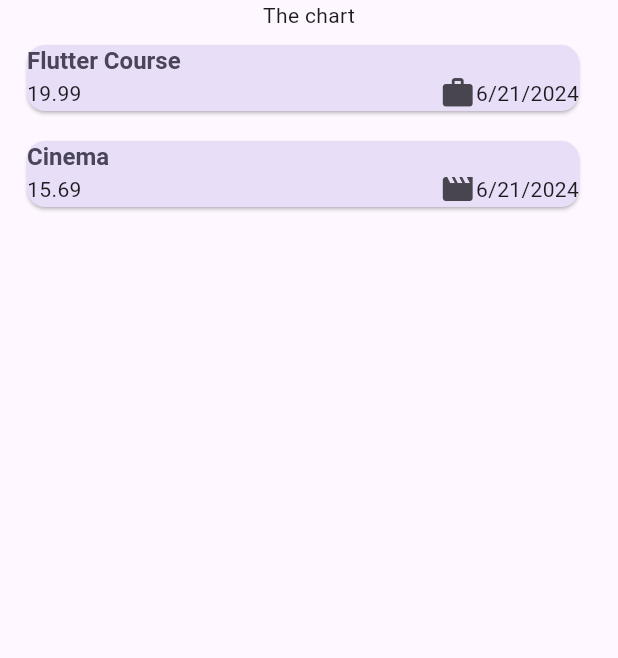
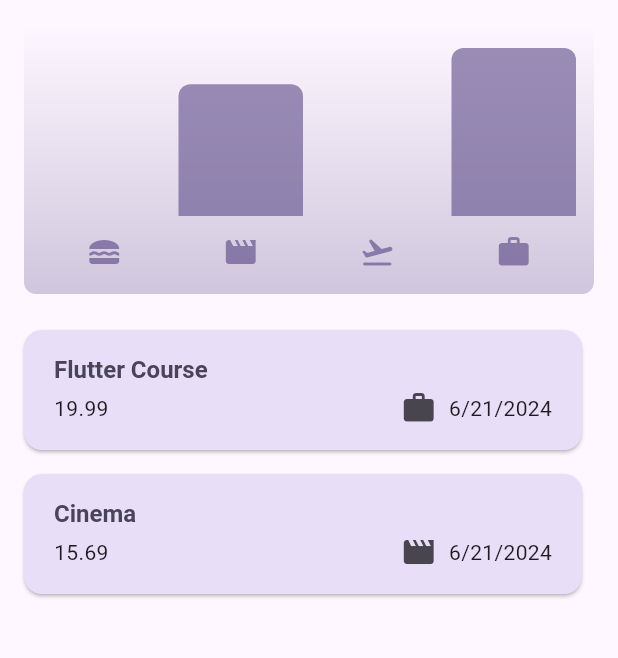
Before and after one commit to Danishalam045/Expenses_app, a Flutter app: the screen it shows after launch, on a phone screen of 412 x 824 dp, the part 84-742 px from its top. Run offline on Flutter 3.47's test engine with Material 3 defaults, Android fonts, the phone set to English and light mode, and no system bars.

Commit message:
project complete

```diff
--- a/lib/models/expense.dart
+++ b/lib/models/expense.dart
@@ -33,3 +33,26 @@ class Expense {
     return formatter.format(data);
   }
 }
+
+class ExpenseBucket {
+  ExpenseBucket({
+    required this.category,
+    required this.expenses,
+  });
+
+  ExpenseBucket.forCategory(List<Expense> allExpenses, this.category)
+      : expenses = allExpenses
+            .where((expense) => expense.category == category)
+            .toList();
+
+  final Category category;
+  final List<Expense> expenses;
+
+  double get totalExpenses {
+    double sum = 0;
+    for (final expense in expenses) {
+      sum += expense.amount;
+    }
+    return sum;
+  }
+}
--- /dev/null
+++ b/lib/widgets/chart/chart.dart
@@ -0,0 +1,94 @@
+import 'package:flutter/material.dart';
+import 'package:fourth_project/widgets/chart/chart_bar.dart';
+import 'package:fourth_project/models/expense.dart';
+
+class Chart extends StatelessWidget {
+  const Chart({super.key, required this.expenses});
+
+  final List<Expense> expenses;
+
+  List<ExpenseBucket> get buckets {
+    return [
+      ExpenseBucket.forCategory(expenses, Category.food),
+      ExpenseBucket.forCategory(expenses, Category.leisure),
+      ExpenseBucket.forCategory(expenses, Category.travel),
+      ExpenseBucket.forCategory(expenses, Category.work),
+    ];
+  }
+
+  double get maxTotalExpense {
+    double maxTotalExpense = 0;
+
+    for (final bucket in buckets) {
+      if (bucket.totalExpenses > maxTotalExpense) {
+        maxTotalExpense = bucket.totalExpenses;
+      }
+    }
+
+    return maxTotalExpense;
+  }
+
+  @override
+  Widget build(BuildContext context) {
+    final isDarkMode =
+        MediaQuery.of(context).platformBrightness == Brightness.dark;
+    return Container(
+      margin: const EdgeInsets.all(16),
+      padding: const EdgeInsets.symmetric(
+        vertical: 16,
+        horizontal: 8,
+      ),
+      width: double.infinity,
+      height: 180,
+      decoration: BoxDecoration(
+        borderRadius: BorderRadius.circular(8),
+        gradient: LinearGradient(
+          colors: [
+            Theme.of(context).colorScheme.primary.withOpacity(0.3),
+            Theme.of(context).colorScheme.primary.withOpacity(0.0)
+          ],
+          begin: Alignment.bottomCenter,
+          end: Alignment.topCenter,
+        ),
+      ),
+      child: Column(
+        children: [
+          Expanded(
+            child: Row(
+              crossAxisAlignment: CrossAxisAlignment.end,
+              children: [
+                for (final bucket in buckets) // alternative to map()
+                  ChartBar(
+                    fill: bucket.totalExpenses == 0
+                        ? 0
+                        : bucket.totalExpenses / maxTotalExpense,
+                  )
+              ],
+            ),
+          ),
+          const SizedBox(height: 12),
+          Row(
+            children: buckets
+                .map(
+                  (bucket) => Expanded(
+                    child: Padding(
+                      padding: const EdgeInsets.symmetric(horizontal: 4),
+                      child: Icon(
+                        CategoryItem[bucket.category],
+                        color: isDarkMode
+                            ? Theme.of(context).colorScheme.secondary
+                            : Theme.of(context)
+                                .colorScheme
+                                .primary
+                                .withOpacity(0.7),
+                      ),
+                    ),
+                  ),
+                )
+                .toList(),
+          )
+        ],
+      ),
+    );
+  }
+}
--- /dev/null
+++ b/lib/widgets/chart/chart_bar.dart
@@ -0,0 +1,34 @@
+import 'package:flutter/material.dart';
+
+class ChartBar extends StatelessWidget {
+  const ChartBar({
+    super.key,
+    required this.fill,
+  });
+
+  final double fill;
+
+  @override
+  Widget build(BuildContext context) {
+    final isDarkMode =
+        MediaQuery.of(context).platformBrightness == Brightness.dark;
+    return Expanded(
+      child: Padding(
+        padding: const EdgeInsets.symmetric(horizontal: 4),
+        child: FractionallySizedBox(
+          heightFactor: fill,
+          child: DecoratedBox(
+            decoration: BoxDecoration(
+              shape: BoxShape.rectangle,
+              borderRadius:
+                  const BorderRadius.vertical(top: Radius.circular(8)),
+              color: isDarkMode
+                  ? Theme.of(context).colorScheme.secondary
+                  : Theme.of(context).colorScheme.primary.withOpacity(0.65),
+            ),
+          ),
+        ),
+      ),
+    );
+  }
+}
--- a/lib/widgets/expenses.dart
+++ b/lib/widgets/expenses.dart
@@ -1,5 +1,6 @@
 import 'package:flutter/material.dart';
 import 'package:fourth_project/models/expense.dart';
+import 'package:fourth_project/widgets/chart/chart.dart';
 import 'package:fourth_project/widgets/expenses/expenses_list.dart';
 import 'package:fourth_project/widgets/new_expense.dart';
 
@@ -75,7 +76,7 @@ class _ExpnesesState extends State<Expenses> {
     if (_registeredExpneses.isNotEmpty) {
       mainContent = Column(
         children: [
-          const Text("The chart"),
+          Chart(expenses: _registeredExpneses),
           ExpensesList(
             expenses: _registeredExpneses,
             removeExpense: _removeExpense,
--- a/lib/widgets/expenses/expense_item.dart
+++ b/lib/widgets/expenses/expense_item.dart
@@ -9,7 +9,12 @@ class ExpneseItem extends StatelessWidget {
   @override
   Widget build(BuildContext context) {
     return Card(
-      margin: const EdgeInsets.all(2.0),
+      margin: const EdgeInsets.fromLTRB(0, 0, 0, 0),
+      child: Padding(
+        padding: const EdgeInsets.symmetric(
+          horizontal: 20,
+          vertical: 16,
+        ),
         child: Column(
           crossAxisAlignment: CrossAxisAlignment.start,
           mainAxisSize: MainAxisSize.min,
@@ -18,16 +23,25 @@ class ExpneseItem extends StatelessWidget {
               expense.title,
               style: Theme.of(context).textTheme.titleLarge,
             ),
+            const SizedBox(
+              height: 4,
+            ),
             Row(
               children: [
                 Text((expense.amount).toString()),
                 const Spacer(),
+                Row(children: [
                   Icon(CategoryItem[expense.category]),
+                  const SizedBox(
+                    width: 8,
+                  ),
                   Text(expense.formattedDate),
+                ])
               ],
             ),
           ],
         ),
+      ),
     );
   }
 }
```
Lines whose indentation alone changed are shown as unchanged.
